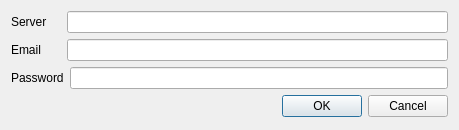
Old version of the form module/wildchildanimation/gui/forms/maya/connection_dialog.ui in the repository dearyangyu/swing.
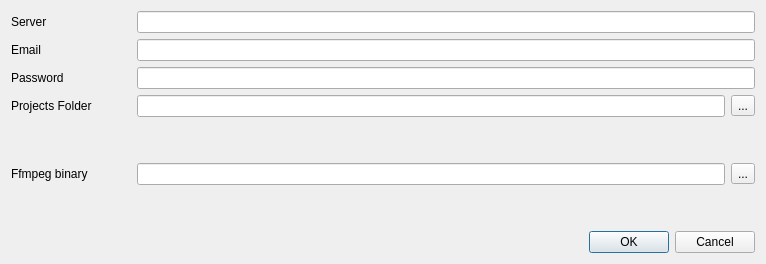
New version of the form.

The edit to the form file:
```diff
--- a/module/wildchildanimation/gui/forms/maya/connection_dialog.ui
+++ b/module/wildchildanimation/gui/forms/maya/connection_dialog.ui
@@ -6,8 +6,8 @@
    <rect>
     <x>0</x>
     <y>0</y>
-    <width>459</width>
-    <height>130</height>
+    <width>766</width>
+    <height>264</height>
    </rect>
   </property>
   <property name="windowTitle">
@@ -20,7 +20,7 @@
       <widget class="QLabel" name="labelServer">
        <property name="minimumSize">
         <size>
-         <width>50</width>
+         <width>120</width>
          <height>0</height>
         </size>
        </property>
@@ -40,7 +40,7 @@
       <widget class="QLabel" name="labelEmail">
        <property name="minimumSize">
         <size>
-         <width>50</width>
+         <width>120</width>
          <height>0</height>
         </size>
        </property>
@@ -60,7 +60,7 @@
       <widget class="QLabel" name="label_3">
        <property name="minimumSize">
         <size>
-         <width>50</width>
+         <width>120</width>
          <height>0</height>
         </size>
        </property>
@@ -78,6 +78,94 @@
      </item>
     </layout>
    </item>
+   <item>
+    <layout class="QHBoxLayout" name="horizontalLayout_4">
+     <item>
+      <widget class="QLabel" name="label">
+       <property name="minimumSize">
+        <size>
+         <width>120</width>
+         <height>0</height>
+        </size>
+       </property>
+       <property name="text">
+        <string>Projects Folder</string>
+       </property>
+      </widget>
+     </item>
+     <item>
+      <widget class="QLineEdit" name="lineEditProjectsFolder">
+       <property name="toolTip">
+        <string>&lt;html&gt;&lt;head/&gt;&lt;body&gt;&lt;p&gt;Root directory for projects&lt;/p&gt;&lt;p&gt;&lt;br/&gt;&lt;/p&gt;&lt;p&gt;Shots will be downloaded to:&lt;/p&gt;&lt;p&gt;&lt;span style=&quot; font-weight:600;&quot;&gt;root/project/assets&lt;/span&gt;&lt;/p&gt;&lt;p&gt;&lt;br/&gt;&lt;/p&gt;&lt;p&gt;Assets will be downloaded to: &lt;/p&gt;&lt;p&gt;&lt;span style=&quot; font-weight:600;&quot;&gt;root/project/assets&lt;/span&gt;&lt;/p&gt;&lt;/body&gt;&lt;/html&gt;</string>
+       </property>
+      </widget>
+     </item>
+     <item>
+      <widget class="QToolButton" name="toolButtonProjectsFolder">
+       <property name="text">
+        <string>...</string>
+       </property>
+      </widget>
+     </item>
+    </layout>
+   </item>
+   <item>
+    <spacer name="verticalSpacer">
+     <property name="orientation">
+      <enum>Qt::Vertical</enum>
+     </property>
+     <property name="sizeHint" stdset="0">
+      <size>
+       <width>20</width>
+       <height>19</height>
+      </size>
+     </property>
+    </spacer>
+   </item>
+   <item>
+    <layout class="QHBoxLayout" name="horizontalLayout_5">
+     <item>
+      <widget class="QLabel" name="label_2">
+       <property name="minimumSize">
+        <size>
+         <width>120</width>
+         <height>0</height>
+        </size>
+       </property>
+       <property name="text">
+        <string>Ffmpeg binary</string>
+       </property>
+      </widget>
+     </item>
+     <item>
+      <widget class="QLineEdit" name="lineEditFfmpegBin">
+       <property name="toolTip">
+        <string>&lt;html&gt;&lt;head/&gt;&lt;body&gt;&lt;p&gt;Location of ffmpeg executable, usually something like &lt;/p&gt;&lt;p&gt;&lt;br/&gt;&lt;/p&gt;&lt;p&gt;C:\ffmpeg\ffmpeg-20200831-4a11a6f-win64-static\bin\ffmpeg.exe&lt;/p&gt;&lt;/body&gt;&lt;/html&gt;</string>
+       </property>
+      </widget>
+     </item>
+     <item>
+      <widget class="QToolButton" name="toolButtonFfmpegBin">
+       <property name="text">
+        <string>...</string>
+       </property>
+      </widget>
+     </item>
+    </layout>
+   </item>
+   <item>
+    <spacer name="verticalSpacer_2">
+     <property name="orientation">
+      <enum>Qt::Vertical</enum>
+     </property>
+     <property name="sizeHint" stdset="0">
+      <size>
+       <width>20</width>
+       <height>40</height>
+      </size>
+     </property>
+    </spacer>
+   </item>
    <item>
     <widget class="QDialogButtonBox" name="buttonBox">
      <property name="orientation">
```
Left out of the diff: 15 changed lines with no effect on the pictures.
